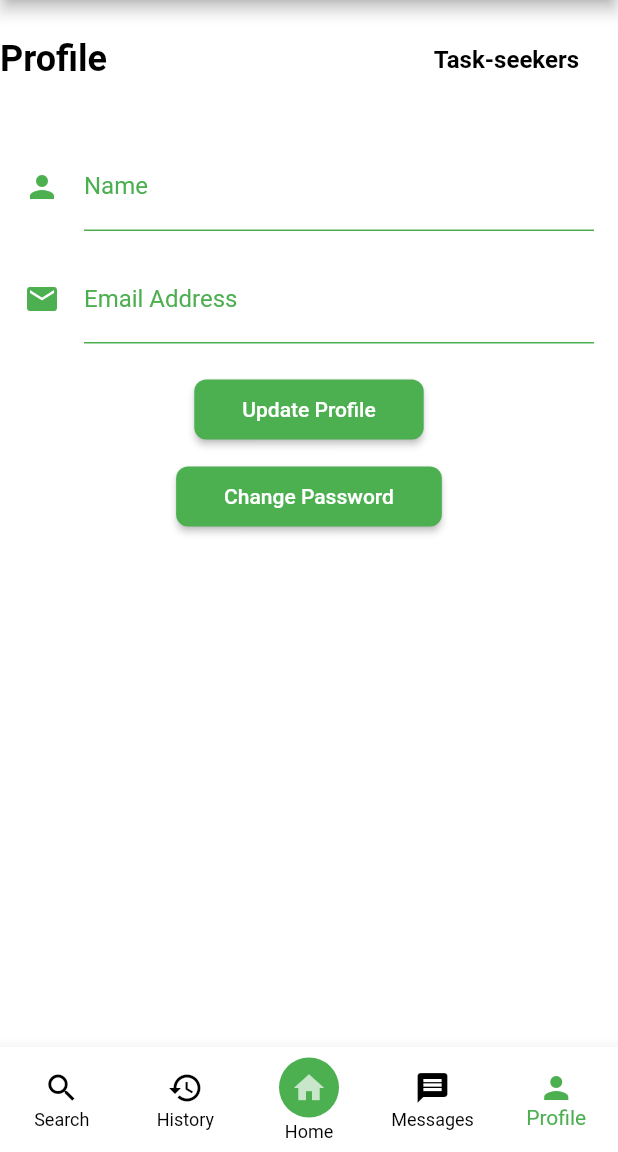
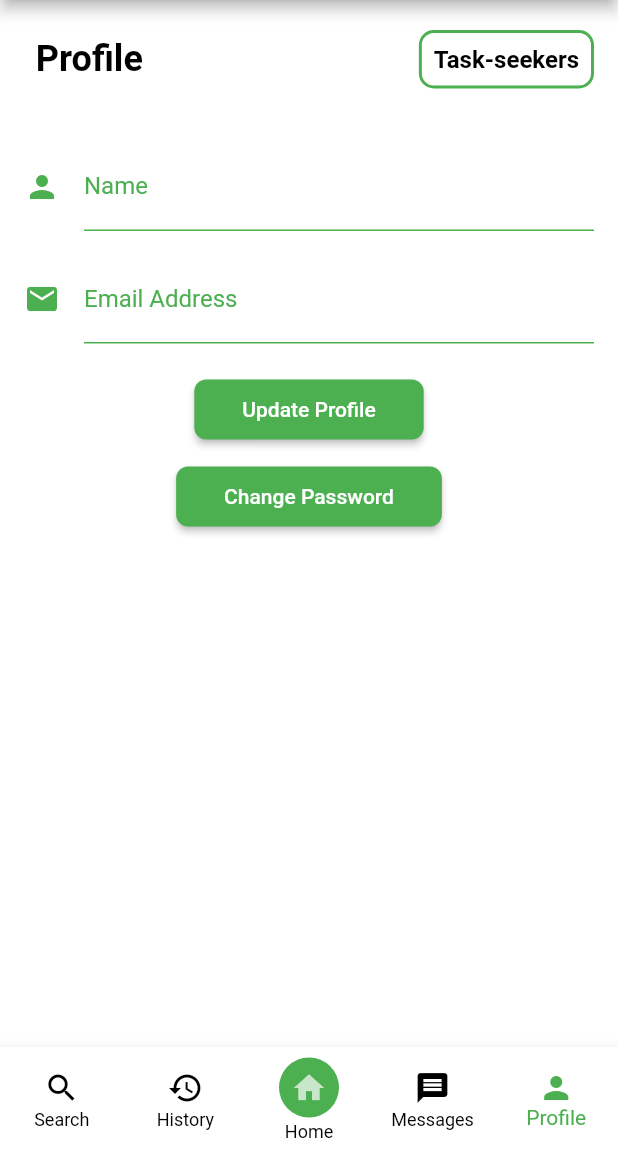
Before and after one commit to singhao3/TaskMatch, a Flutter app: the screen it shows once a user with an empty profile is signed in, item 5 of the bottom bar chosen, on a phone screen of 412 x 824 dp, the part 84-1236 px from its top. Run offline on Flutter 3.47's test engine with Material 2 defaults, Android fonts, the light colour scheme and no system bars; our stand-ins replace animated_text_kit, cloud_firestore, firebase_auth, firebase_core, firebase_storage, image_picker; accounts and stored records are empty.

Commit message:
Update rootpage.dart

```diff
--- a/lib/pages/profilepage/rootpage.dart
+++ b/lib/pages/profilepage/rootpage.dart
@@ -27,7 +27,7 @@ class RootPage extends StatelessWidget {
             Row(
               children: [
                 Text(
-                  'Profile',
+                  '    Profile',
                   style: TextStyle(
                     fontSize: 24,
                     fontWeight: FontWeight.bold,
@@ -41,7 +41,7 @@ class RootPage extends StatelessWidget {
                     decoration: BoxDecoration(
                       color: Colors.white,
                       border: Border.all(
-                        color: Colors.white,
+                        color: Colors.green,
                         width: 2.0,
                       ),
                       borderRadius: BorderRadius.circular(10.0),
```
